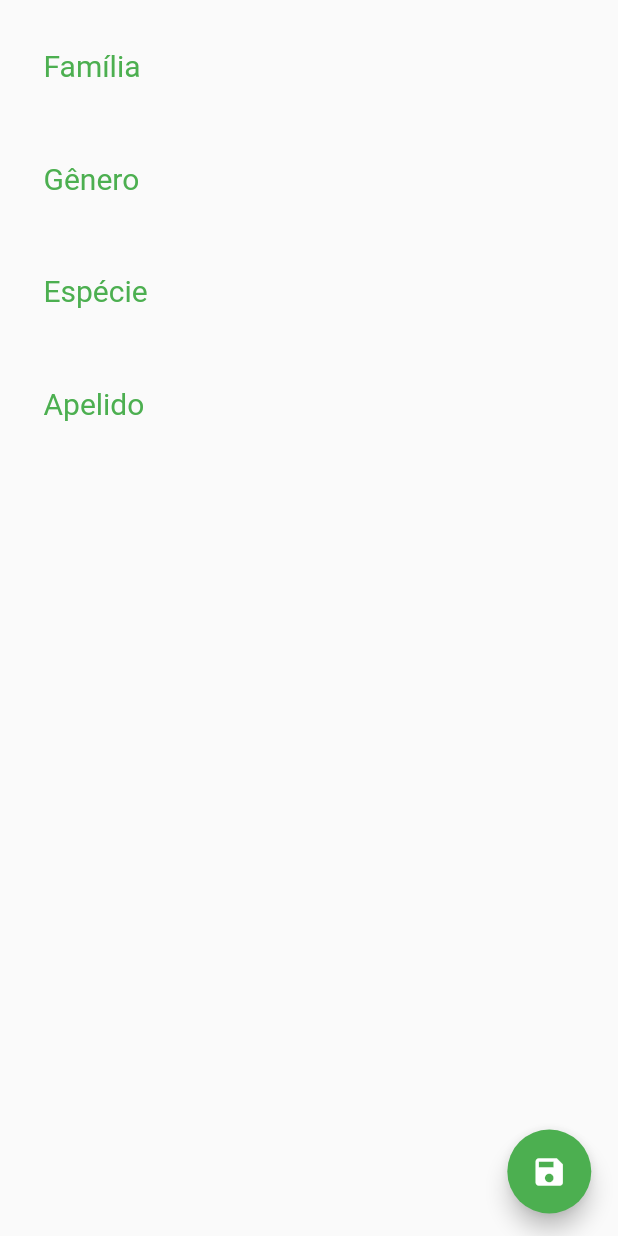
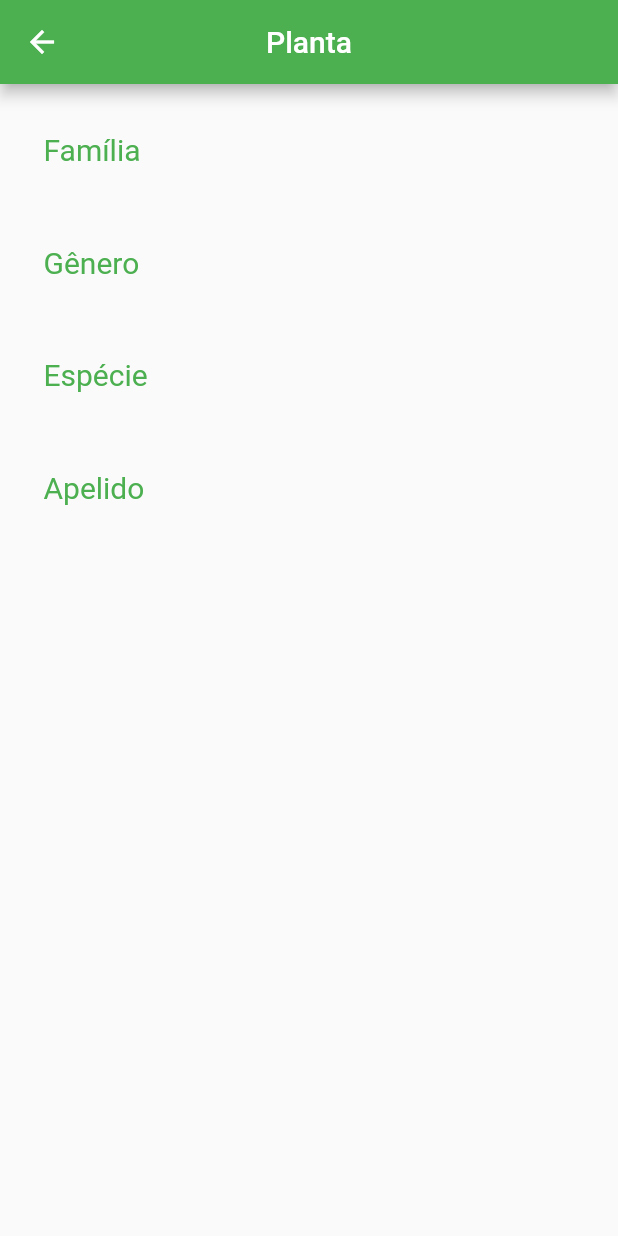
Before and after one commit to RenatoAlves0/plante-app, a Flutter app: the screen it shows after launch, after a tap on the "add" icon, on a phone screen of 412 x 824 dp. Run offline on Flutter 3.47's test engine with Material 2 defaults, Android fonts, the light colour scheme and no system bars.

Commit message:
melhorias na estrutura

```diff
--- /dev/null
+++ b/lib/components/bottomBar.dart
@@ -0,0 +1,68 @@
+import 'package:flutter/material.dart';
+
+class BottomBar extends StatefulWidget {
+  final int propsItemSelected;
+  const BottomBar({Key key, this.propsItemSelected}) : super(key: key);
+
+  @override
+  _BottomBarState createState() => _BottomBarState();
+}
+
+class _BottomBarState extends State<BottomBar> {
+  List<Color> _cores = [
+    Colors.green,
+    Color.fromARGB(255, 25, 112, 182),
+    Colors.brown,
+    Colors.amber
+  ];
+  List<String> _titulos = ["Planta", "Clima", "Solo", "Luz"];
+  int itemSelected;
+  bool receivedProps = true;
+
+  void changeItemSelected(int index) {
+    setState(() {
+      itemSelected = index;
+    });
+  }
+
+  void init(int propsItemSelected) {
+    if (receivedProps) {
+      setState(() {
+        changeItemSelected(propsItemSelected);
+        receivedProps = false;
+      });
+    }
+  }
+
+  @override
+  Widget build(BuildContext context) {
+    init(widget.propsItemSelected);
+    return builBottomBar();
+  }
+
+  Widget builBottomBar() {
+    return BottomNavigationBar(
+      onTap: (index) => changeItemSelected(index),
+      currentIndex: itemSelected,
+      items: [
+        BottomNavigationBarItem(
+          icon: Icon(Icons.spa),
+          title: Text(_titulos[0]),
+          backgroundColor: _cores[0],
+        ),
+        BottomNavigationBarItem(
+            icon: Icon(Icons.cloud_queue),
+            title: Text(_titulos[1]),
+            backgroundColor: _cores[1]),
+        BottomNavigationBarItem(
+            icon: Icon(Icons.grain),
+            title: Text(_titulos[2]),
+            backgroundColor: _cores[2]),
+        BottomNavigationBarItem(
+            icon: Icon(Icons.wb_sunny),
+            title: Text(_titulos[3]),
+            backgroundColor: _cores[3]),
+      ],
+    );
+  }
+}
--- a/lib/planta/form.dart
+++ b/lib/planta/form.dart
@@ -11,12 +11,12 @@ class FormPlanta extends StatefulWidget {
 }
 
 class _FormPlantaState extends State<FormPlanta> {
-  final _color = Colors.green;
+  final color = Colors.green;
 
-  final _especieController = TextEditingController();
-  final _generoController = TextEditingController();
-  final _familiaController = TextEditingController();
-  final _apelidoController = TextEditingController();
+  final especieController = TextEditingController();
+  final generoController = TextEditingController();
+  final familiaController = TextEditingController();
+  final apelidoController = TextEditingController();
 
   List plantaList = [];
 
@@ -30,73 +30,62 @@ class _FormPlantaState extends State<FormPlanta> {
     });
   }
 
-  void addPlanta() {
-    setState(() {
-      Map<String, dynamic> newPlanta = Map();
-      newPlanta["especie"] = _especieController.text;
-      newPlanta["genero"] = _generoController.text;
-      newPlanta["familia"] = _familiaController.text;
-      newPlanta["nomePopular"] = _apelidoController.text;
-      _especieController.text = "";
-      _generoController.text = "";
-      _familiaController.text = "";
-      _apelidoController.text = "";
-      plantaList.add(newPlanta);
-      savePlanta();
-    });
-  }
-
   @override
   Widget build(BuildContext context) {
     return Scaffold(
-      body: Column(
-        children: <Widget>[
+      appBar: buildAppBar(),
+      body: buildBodyBox(),
+    );
+  }
+
+  Widget buildAppBar() {
+    return AppBar(
+      title: Text("Planta"),
+      backgroundColor: Colors.green,
+      centerTitle: true,
+    );
+  }
+
+  Widget buildBodyBox() {
+    return Column(children: <Widget>[
       Expanded(
           child: SingleChildScrollView(
-              child: Column(
-                children: <Widget>[
+              child: Column(children: <Widget>[
         Divider(
           color: Colors.transparent,
         ),
-                  buildTextField("Família", _familiaController),
+        buildTextField("Família", familiaController),
         Divider(
           color: Colors.transparent,
         ),
-                  buildTextField("Gênero", _generoController),
+        buildTextField("Gênero", generoController),
         Divider(
           color: Colors.transparent,
         ),
-                  buildTextField("Espécie", _especieController),
+        buildTextField("Espécie", especieController),
         Divider(
           color: Colors.transparent,
         ),
-                  buildTextField("Apelido", _apelidoController),
-                ],
-              ),
-            ),
-          ),
-          buildButton(),
-        ],
-      ),
-    );
+        buildTextField("Apelido", apelidoController),
+      ])))
+    ]);
   }
 
-  Widget buildTextField(String label, TextEditingController c) {
+  Widget buildTextField(String label, TextEditingController controller) {
     return Container(
         padding: EdgeInsets.symmetric(horizontal: 17),
         child: TextField(
-        controller: c,
+          controller: controller,
           decoration: InputDecoration(
               labelText: label,
               focusedBorder:
-                OutlineInputBorder(borderSide: BorderSide(color: _color)),
+                  OutlineInputBorder(borderSide: BorderSide(color: color)),
               enabledBorder: const OutlineInputBorder(
                 borderSide: const BorderSide(color: Colors.transparent),
               ),
               border: const OutlineInputBorder(),
-            labelStyle: TextStyle(color: _color, fontSize: 20)),
-      ),
-    );
+              labelStyle: TextStyle(color: color, fontSize: 20)),
+        ));
   }
 
   Widget buildButton() {
@@ -109,9 +98,7 @@ class _FormPlantaState extends State<FormPlanta> {
             onPressed: () {
               addPlanta();
               goToList();
-        },
-      ),
-    );
+            }));
   }
 
   Future<File> getFile() async {
@@ -138,4 +125,20 @@ class _FormPlantaState extends State<FormPlanta> {
     Navigator.push(
         context, MaterialPageRoute(builder: (context) => ListPlanta()));
   }
+
+  void addPlanta() {
+    setState(() {
+      Map<String, dynamic> newPlanta = Map();
+      newPlanta["especie"] = especieController.text;
+      newPlanta["genero"] = generoController.text;
+      newPlanta["familia"] = familiaController.text;
+      newPlanta["nomePopular"] = apelidoController.text;
+      especieController.text = "";
+      generoController.text = "";
+      familiaController.text = "";
+      apelidoController.text = "";
+      plantaList.add(newPlanta);
+      savePlanta();
+    });
   }
+}
--- a/lib/planta/list.dart
+++ b/lib/planta/list.dart
@@ -4,6 +4,7 @@ import 'dart:io';
 import 'package:flutter/material.dart';
 import 'package:path_provider/path_provider.dart';
 import 'form.dart';
+import '../components/bottomBar.dart';
 
 class ListPlanta extends StatefulWidget {
   @override
@@ -11,6 +12,8 @@ class ListPlanta extends StatefulWidget {
 }
 
 class _ListPlantaState extends State<ListPlanta> {
+  //Variáveis
+
   List plantaList = [];
   Map<String, dynamic> ultimoDeletado;
   int indexUltimoDeletado;
@@ -25,49 +28,52 @@ class _ListPlantaState extends State<ListPlanta> {
     });
   }
 
+  //Widgets
+
   @override
   Widget build(context) {
     return Scaffold(
-      body: Column(
-        children: <Widget>[
-          Expanded(
-            child: ListView.builder(
-                itemCount: plantaList.length, itemBuilder: buildItem),
-          ),
-          buildButton(),
-        ],
-      ),
+      appBar: buildAppBar(),
+      body: builList(),
+      floatingActionButton: buildButton(),
+      bottomNavigationBar: BottomBar(propsItemSelected: 0),
     );
   }
 
-  Widget buildItem(context, index) {
+  Widget buildAppBar() {
+    return AppBar(
+      title: Text("Planta"),
+      backgroundColor: Colors.green,
+      centerTitle: true,
+    );
+  }
+
+  Widget builList() {
+    return ListView.builder(
+        itemCount: plantaList.length, itemBuilder: builDismissible);
+  }
+
+  Widget builDismissible(context, index) {
     return Dismissible(
         key: Key(DateTime.now().millisecondsSinceEpoch.toString()),
-      background: Container(
+        background: backgroudDismissible(),
+        direction: DismissDirection.startToEnd,
+        child: buildListItem(context, index),
+        onDismissed: (direction) => onDismissed(context, index));
+  }
+
+  Widget backgroudDismissible() {
+    return Container(
         color: Colors.red,
         child: Align(
             alignment: Alignment(-0.9, 0.0),
             child: Icon(
               Icons.delete,
               color: Colors.white,
-          ),
-        ),
-      ),
-      direction: DismissDirection.startToEnd,
-      child: buildList(context, index),
-      onDismissed: (direction) {
-        setState(() {
-          ultimoDeletado = Map.from(plantaList[index]);
-          indexUltimoDeletado = index;
-          plantaList.removeAt(index);
-          savePlanta();
-          Scaffold.of(context).showSnackBar(buildSnack());
-        });
-      },
-    );
+            )));
   }
 
-  Widget buildList(context, index) {
+  Widget buildListItem(context, index) {
     return ListTile(
       contentPadding: EdgeInsets.symmetric(horizontal: 30),
       title: Text(
@@ -86,6 +92,14 @@ class _ListPlantaState extends State<ListPlanta> {
     );
   }
 
+  Widget buildButton() {
+    return FloatingActionButton(
+      backgroundColor: Colors.green,
+      child: Icon(Icons.add),
+      onPressed: goToForm,
+    );
+  }
+
   Widget buildSnack() {
     return SnackBar(
       content: Text("Palnta ${ultimoDeletado["nomePopular"]} removida!"),
@@ -101,17 +115,7 @@ class _ListPlantaState extends State<ListPlanta> {
     );
   }
 
-  Widget buildButton() {
-    return Container(
-      padding: EdgeInsets.only(bottom: 15),
-      alignment: Alignment(0.9, 0),
-      child: FloatingActionButton(
-        backgroundColor: Colors.green,
-        child: Icon(Icons.add),
-        onPressed: goToForm,
-      ),
-    );
-  }
+  //Métodos
 
   Future<File> getFile() async {
     final directory = await getApplicationDocumentsDirectory();
@@ -133,6 +137,16 @@ class _ListPlantaState extends State<ListPlanta> {
     }
   }
 
+  void onDismissed(context, index) {
+    setState(() {
+      ultimoDeletado = Map.from(plantaList[index]);
+      indexUltimoDeletado = index;
+      plantaList.removeAt(index);
+      savePlanta();
+      Scaffold.of(context).showSnackBar(buildSnack());
+    });
+  }
+
   void goToForm() {
     Navigator.push(
         context, MaterialPageRoute(builder: (context) => FormPlanta()));
```
Also changed, not shown: lib/main.dart (+89 -135 lines). Lines whose indentation alone changed are shown as unchanged.
